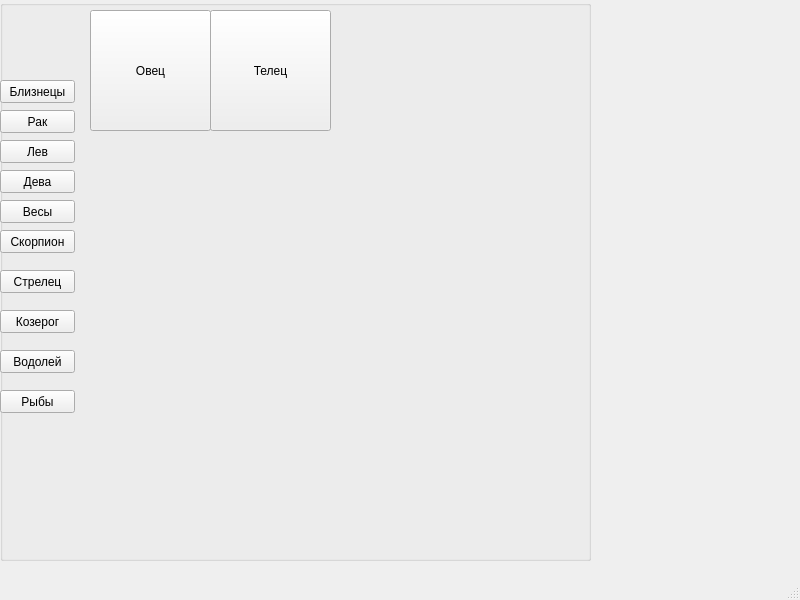
Above: GUI.ui from Dekster198/Zodiac before the change. Below: the same form after it.
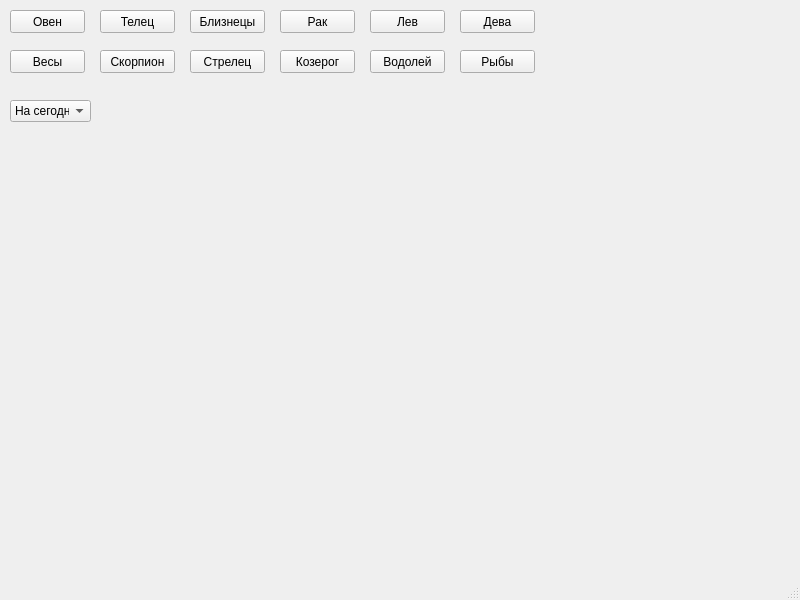
That is the form after the change. Icons and pictures are not drawn.

Commit message: add a class of parsing

The edit to the form file:
```diff
--- a/GUI.ui
+++ b/GUI.ui
@@ -18,38 +18,23 @@
     <normaloff>images/Zodiac(logo).png</normaloff>images/Zodiac(logo).png</iconset>
   </property>
   <widget class="QWidget" name="centralwidget">
-   <widget class="QGroupBox" name="groupBox">
-    <property name="geometry">
-     <rect>
-      <x>0</x>
-      <y>0</y>
-      <width>591</width>
-      <height>561</height>
-     </rect>
-    </property>
-    <property name="autoFillBackground">
-     <bool>false</bool>
-    </property>
-    <property name="title">
-     <string/>
-    </property>
     <widget class="QPushButton" name="Aries">
      <property name="enabled">
       <bool>true</bool>
      </property>
      <property name="geometry">
       <rect>
-       <x>90</x>
+      <x>10</x>
        <y>10</y>
-       <width>121</width>
-       <height>121</height>
+      <width>75</width>
+      <height>23</height>
       </rect>
      </property>
      <property name="acceptDrops">
       <bool>false</bool>
      </property>
      <property name="text">
-      <string>Овец</string>
+     <string>Овен</string>
      </property>
      <property name="icon">
       <iconset>
@@ -71,10 +56,10 @@
     <widget class="QPushButton" name="Taurus">
      <property name="geometry">
       <rect>
-       <x>210</x>
+      <x>100</x>
        <y>10</y>
-       <width>121</width>
-       <height>121</height>
+      <width>75</width>
+      <height>23</height>
       </rect>
      </property>
      <property name="text">
@@ -94,8 +79,8 @@
     <widget class="QPushButton" name="Gemini">
      <property name="geometry">
       <rect>
-       <x>0</x>
-       <y>80</y>
+      <x>190</x>
+      <y>10</y>
        <width>75</width>
        <height>23</height>
       </rect>
@@ -107,8 +92,8 @@
     <widget class="QPushButton" name="Cancer">
      <property name="geometry">
       <rect>
-       <x>0</x>
-       <y>110</y>
+      <x>280</x>
+      <y>10</y>
        <width>75</width>
        <height>23</height>
       </rect>
@@ -120,8 +105,8 @@
     <widget class="QPushButton" name="Leo">
      <property name="geometry">
       <rect>
-       <x>0</x>
-       <y>140</y>
+      <x>370</x>
+      <y>10</y>
        <width>75</width>
        <height>23</height>
       </rect>
@@ -133,8 +118,8 @@
     <widget class="QPushButton" name="Virgo">
      <property name="geometry">
       <rect>
-       <x>0</x>
-       <y>170</y>
+      <x>460</x>
+      <y>10</y>
        <width>75</width>
        <height>23</height>
       </rect>
@@ -146,8 +131,8 @@
     <widget class="QPushButton" name="Libra">
      <property name="geometry">
       <rect>
-       <x>0</x>
-       <y>200</y>
+      <x>10</x>
+      <y>50</y>
        <width>75</width>
        <height>23</height>
       </rect>
@@ -159,8 +144,8 @@
     <widget class="QPushButton" name="Scorpio">
      <property name="geometry">
       <rect>
-       <x>0</x>
-       <y>230</y>
+      <x>100</x>
+      <y>50</y>
        <width>75</width>
        <height>23</height>
       </rect>
@@ -172,8 +157,8 @@
     <widget class="QPushButton" name="Sagittarius">
      <property name="geometry">
       <rect>
-       <x>0</x>
-       <y>270</y>
+      <x>190</x>
+      <y>50</y>
        <width>75</width>
        <height>23</height>
       </rect>
@@ -185,8 +170,8 @@
     <widget class="QPushButton" name="Capricorn">
      <property name="geometry">
       <rect>
-       <x>0</x>
-       <y>310</y>
+      <x>280</x>
+      <y>50</y>
        <width>75</width>
        <height>23</height>
       </rect>
@@ -198,8 +183,8 @@
     <widget class="QPushButton" name="Aquarius">
      <property name="geometry">
       <rect>
-       <x>0</x>
-       <y>350</y>
+      <x>370</x>
+      <y>50</y>
        <width>75</width>
        <height>23</height>
       </rect>
@@ -211,8 +196,8 @@
     <widget class="QPushButton" name="Pisces">
      <property name="geometry">
       <rect>
-       <x>0</x>
-       <y>390</y>
+      <x>460</x>
+      <y>50</y>
        <width>75</width>
        <height>23</height>
       </rect>
@@ -221,6 +206,64 @@
       <string>Рыбы</string>
      </property>
     </widget>
+   <widget class="QLabel" name="label">
+    <property name="geometry">
+     <rect>
+      <x>120</x>
+      <y>100</y>
+      <width>301</width>
+      <height>131</height>
+     </rect>
+    </property>
+    <property name="text">
+     <string/>
+    </property>
+   </widget>
+   <widget class="QComboBox" name="comboBox">
+    <property name="geometry">
+     <rect>
+      <x>10</x>
+      <y>100</y>
+      <width>81</width>
+      <height>22</height>
+     </rect>
+    </property>
+    <property name="currentText">
+     <string>На сегодня</string>
+    </property>
+    <property name="currentIndex">
+     <number>1</number>
+    </property>
+    <item>
+     <property name="text">
+      <string>На вчера</string>
+     </property>
+    </item>
+    <item>
+     <property name="text">
+      <string>На сегодня</string>
+     </property>
+    </item>
+    <item>
+     <property name="text">
+      <string>На завтра</string>
+     </property>
+    </item>
+    <item>
+     <property name="text">
+      <string>На неделю</string>
+     </property>
+    </item>
+    <item>
+     <property name="text">
+      <string>На месяц</string>
+     </property>
+    </item>
+    <item>
+     <property name="text">
+      <string>На год</string>
+     </property>
+    </item>
    </widget>
   </widget>
   <widget class="QMenuBar" name="menubar">
```
Lines whose indentation alone changed are shown as unchanged. The commit also changes 5 other files.
